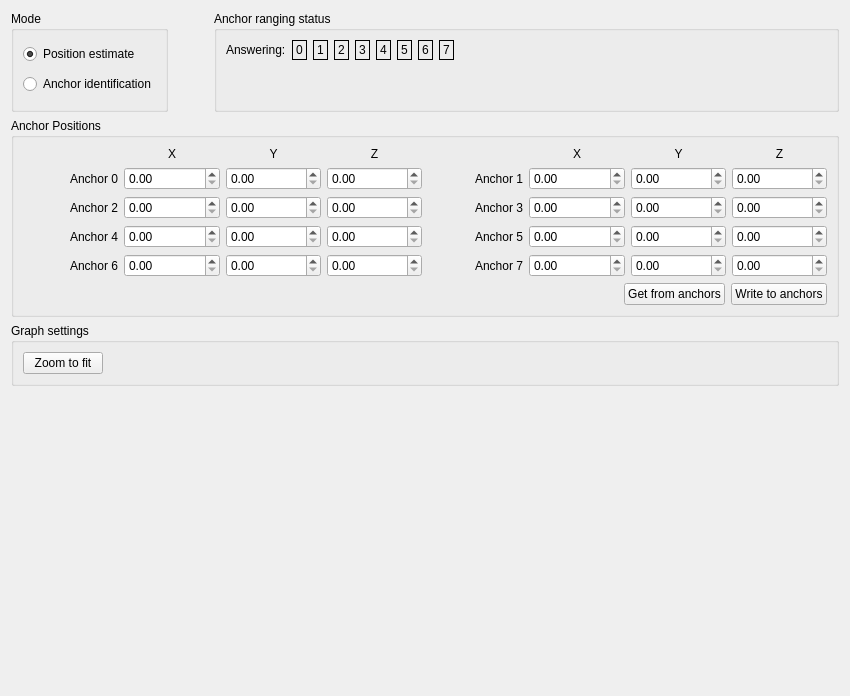
This is src/cfclient/ui/tabs/locopositioning_tab.ui in bitcraze/crazyflie-clients-python as Qt 5 draws it before an edit. The edited form follows.
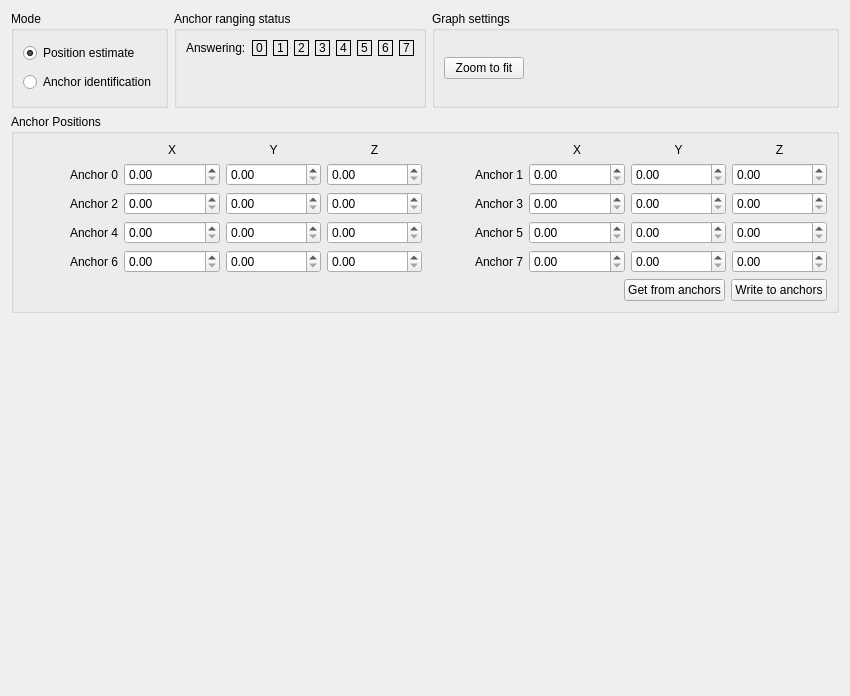
This is the edited form.

Commit message: Moved Zoom to fit button to make more space (#306)

Diff of the .ui file:
```diff
--- a/src/cfclient/ui/tabs/locopositioning_tab.ui
+++ b/src/cfclient/ui/tabs/locopositioning_tab.ui
@@ -55,22 +55,6 @@
            </layout>
           </widget>
          </item>
-         <item>
-          <spacer name="horizontalSpacer_4">
-           <property name="orientation">
-            <enum>Qt::Horizontal</enum>
-           </property>
-           <property name="sizeType">
-            <enum>QSizePolicy::Preferred</enum>
-           </property>
-           <property name="sizeHint" stdset="0">
-            <size>
-             <width>40</width>
-             <height>20</height>
-            </size>
-           </property>
-          </spacer>
-         </item>
          <item>
           <widget class="QGroupBox" name="groupBox_4">
            <property name="title">
@@ -166,19 +150,6 @@
                 </property>
                </widget>
               </item>
-              <item>
-               <spacer name="horizontalSpacer_3">
-                <property name="orientation">
-                 <enum>Qt::Horizontal</enum>
-                </property>
-                <property name="sizeHint" stdset="0">
-                 <size>
-                  <width>40</width>
-                  <height>20</height>
-                 </size>
-                </property>
-               </spacer>
-              </item>
              </layout>
             </item>
             <item>
@@ -200,6 +171,39 @@
            </layout>
           </widget>
          </item>
+         <item>
+          <widget class="QGroupBox" name="groupBox_3">
+           <property name="title">
+            <string>Graph settings</string>
+           </property>
+           <layout class="QHBoxLayout" name="horizontalLayout_5">
+            <item>
+             <layout class="QHBoxLayout" name="horizontalLayout_4">
+              <item>
+               <widget class="QPushButton" name="_show_all_button">
+                <property name="text">
+                 <string>Zoom to fit</string>
+                </property>
+               </widget>
+              </item>
+             </layout>
+            </item>
+            <item>
+             <spacer name="horizontalSpacer_2">
+              <property name="orientation">
+               <enum>Qt::Horizontal</enum>
+              </property>
+              <property name="sizeHint" stdset="0">
+               <size>
+                <width>40</width>
+                <height>20</height>
+               </size>
+              </property>
+             </spacer>
+            </item>
+           </layout>
+          </widget>
+         </item>
         </layout>
        </item>
        <item>
@@ -519,39 +523,6 @@
          </layout>
         </widget>
        </item>
-       <item>
-        <widget class="QGroupBox" name="groupBox_3">
-         <property name="title">
-          <string>Graph settings</string>
-         </property>
-         <layout class="QHBoxLayout" name="horizontalLayout_5">
-          <item>
-           <layout class="QHBoxLayout" name="horizontalLayout_4">
-            <item>
-             <widget class="QPushButton" name="_show_all_button">
-              <property name="text">
-               <string>Zoom to fit</string>
-              </property>
-             </widget>
-            </item>
-            <item>
-             <spacer name="horizontalSpacer_2">
-              <property name="orientation">
-               <enum>Qt::Horizontal</enum>
-              </property>
-              <property name="sizeHint" stdset="0">
-               <size>
-                <width>40</width>
-                <height>20</height>
-               </size>
-              </property>
-             </spacer>
-            </item>
-           </layout>
-          </item>
-         </layout>
-        </widget>
-       </item>
        <item>
         <spacer name="verticalSpacer">
          <property name="orientation">
```
